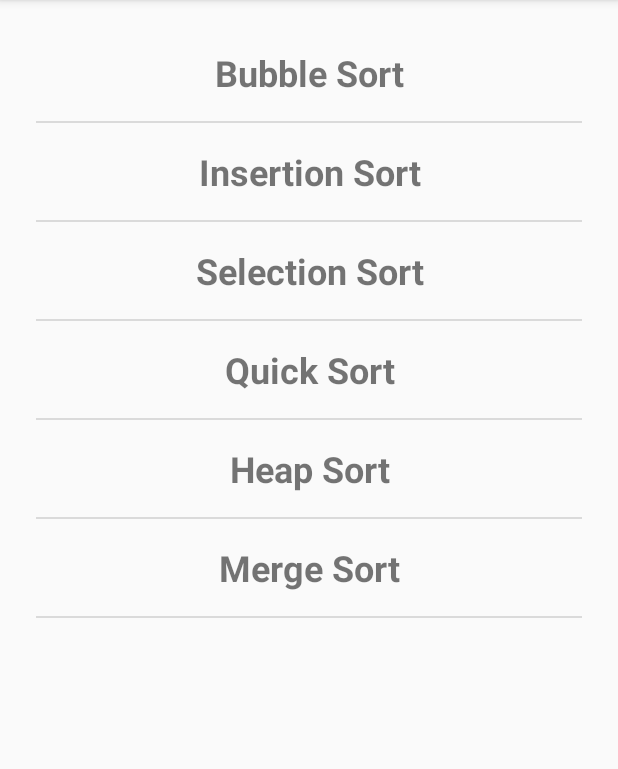
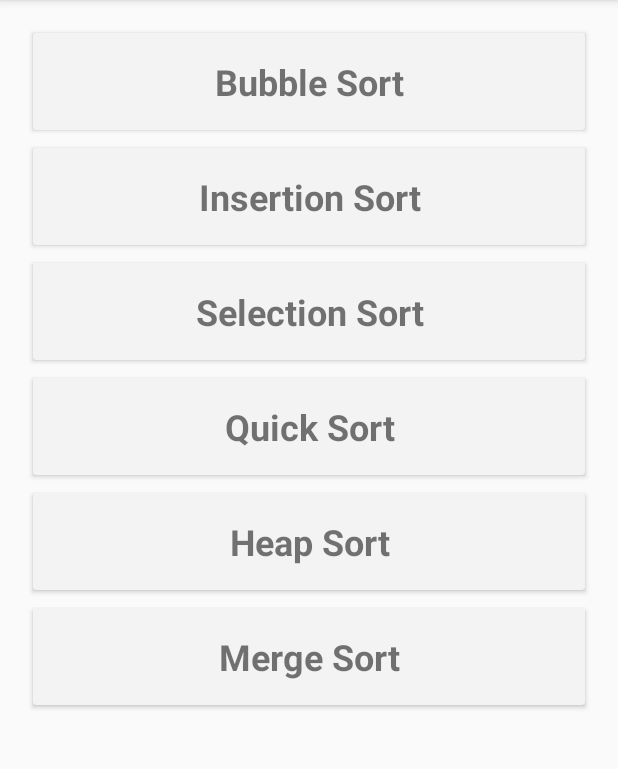
Before and after one commit to MansoorCM/sortingVisualizer, an Android app: the screen it shows after launch (MainActivity), on a phone screen of 412 x 824 dp, the part 84-853 px from its top. Run offline under Robolectric (Android 15) with nearby library versions, the phone set to English and light mode, and no system bars.

Commit message:
some minor updates(card view and appbar name)

```diff
--- a/app/build.gradle
+++ b/app/build.gradle
@@ -25,6 +25,7 @@ dependencies {
     implementation fileTree(dir: 'libs', include: ['*.jar'])
     implementation 'androidx.appcompat:appcompat:1.0.2'
     implementation 'androidx.constraintlayout:constraintlayout:1.1.3'
+    implementation 'androidx.cardview:cardview:1.0.0'
     testImplementation 'junit:junit:4.12'
     implementation "androidx.recyclerview:recyclerview:$recyclerview_version"
     androidTestImplementation 'androidx.test:runner:1.1.1'
--- a/app/src/main/java/com/example/sortingVisualizer/MainActivity.java
+++ b/app/src/main/java/com/example/sortingVisualizer/MainActivity.java
@@ -13,7 +13,6 @@ public class MainActivity extends AppCompatActivity {
     private RecyclerView mRecyclerView;
     private WordListAdapter mAdapter;
 
-
     @Override
     protected void onCreate(Bundle savedInstanceState) {
         super.onCreate(savedInstanceState);
@@ -28,8 +27,6 @@ public class MainActivity extends AppCompatActivity {
         mRecyclerView.setAdapter(mAdapter);
 // Give the RecyclerView a default layout manager.
         mRecyclerView.setLayoutManager(new LinearLayoutManager(this));
-
-
     }
 
     public void addData()
@@ -40,8 +37,5 @@ public class MainActivity extends AppCompatActivity {
         mWordList.addLast("Quick Sort");
         mWordList.addLast("Heap Sort");
         mWordList.addLast("Merge Sort");
-
     }
-
-
 }
--- a/app/src/main/java/com/example/sortingVisualizer/SortAlgActivity.java
+++ b/app/src/main/java/com/example/sortingVisualizer/SortAlgActivity.java
@@ -35,6 +35,7 @@ public class SortAlgActivity extends AppCompatActivity {
         setContentView(R.layout.activity_bubble_sort);
         Intent intent=getIntent();
         algo=intent.getStringExtra("algo");
+        getSupportActionBar().setTitle(algo);
 
         number1=findViewById(R.id.number1);
         number1.requestLayout();
--- a/app/src/main/res/layout/recyclerview_item.xml
+++ b/app/src/main/res/layout/recyclerview_item.xml
@@ -1,10 +1,19 @@
 <?xml version="1.0" encoding="utf-8"?>
 <LinearLayout xmlns:android="http://schemas.android.com/apk/res/android"
     xmlns:tools="http://schemas.android.com/tools"
+    xmlns:app="http://schemas.android.com/apk/res-auto"
     android:orientation="vertical"
     android:layout_width="match_parent"
     android:layout_height="wrap_content">
 
+    <androidx.cardview.widget.CardView
+        android:id="@+id/card_view"
+        android:layout_gravity="center"
+        android:layout_width="match_parent"
+        android:layout_height="wrap_content"
+        android:layout_margin="6dp"
+        app:cardBackgroundColor="@color/light_grey"
+        >
 
         <TextView
             android:id="@+id/textView"
@@ -14,13 +23,11 @@
             android:padding="16dp"
             android:gravity="center_horizontal"
             tools:text="placeholder text" />
+    </androidx.cardview.widget.CardView>
 
-    <View
-        android:layout_width="match_parent"
-        android:layout_height="1dp"
-        android:background="#dadada"
-        android:layout_marginLeft="8dp"
-        android:layout_marginRight="8dp" />
+
+
+
 
 
 </LinearLayout>
--- a/app/src/main/res/values/colors.xml
+++ b/app/src/main/res/values/colors.xml
@@ -7,4 +7,5 @@
     <color name="colorTextPrimary">@android:color/white</color>
     <color name="colorPrimaryLight">#64b5f6</color>
     <color name="violet">#9209e4</color>
+    <color name="light_grey">#F3F3F3</color>
 </resources>
```
Also changed, not shown: app/src/main/java/com/example/sortingVisualizer/WordListAdapter.java (+4 -28 lines).
